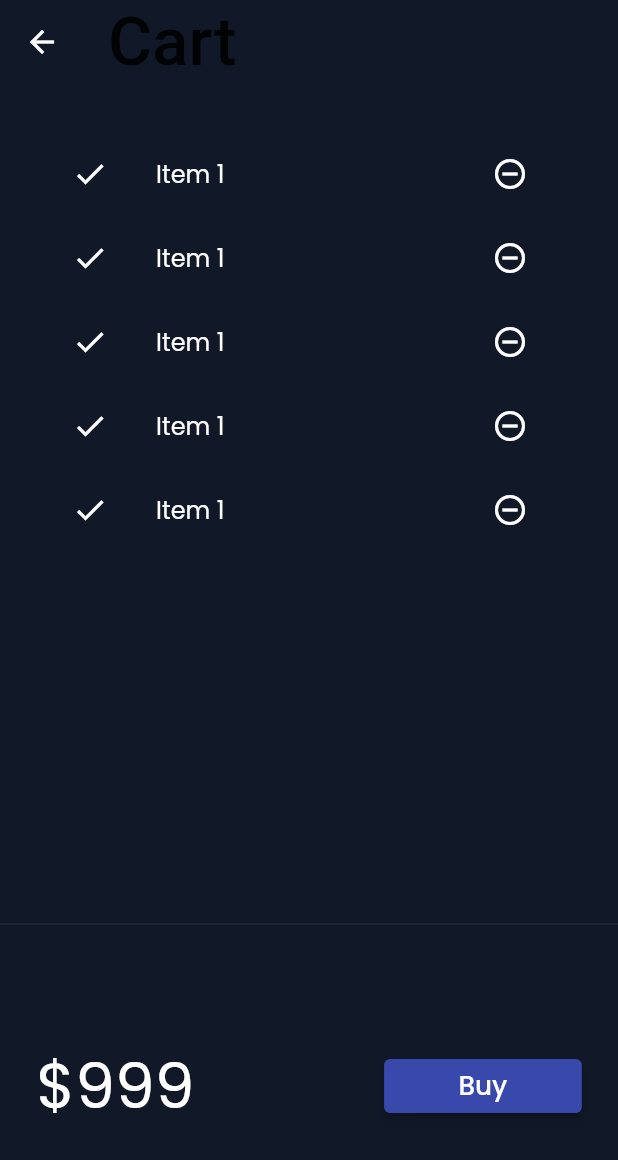
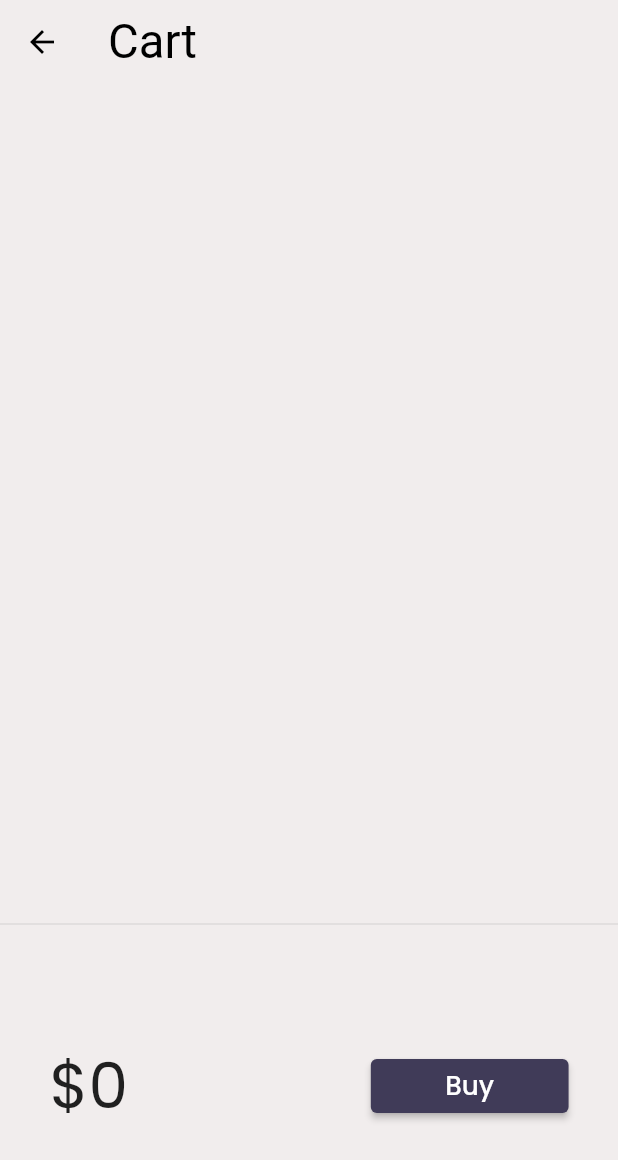
Before and after one commit to artichaudhary0/learning30DaysOfFlutter, a Flutter app: the screen it shows after launch, after a tap on an icon or button, on a phone screen of 412 x 824 dp. Shown: the top 1160 px of the screen. Run offline on Flutter 3.47's test engine with Material 2 defaults, Android fonts, the phone set to English and light mode, and no system bars; our stand-ins replace google_fonts, velocity_x; network calls fail.

Commit message:
day 23 completed

```diff
--- a/lib/models/cart.dart
+++ b/lib/models/cart.dart
@@ -1,25 +1,31 @@
 import 'package:catalog/models/catalog.dart';
 
 class CartModel {
+  // singleton class
+  static final cartModel = CartModel._internal();
+
+  CartModel._internal();
+
+  factory CartModel() => cartModel;
+
   //catalog field
   late CatalogModels _catalog;
+  final List<int> _itemIds = [];
 
   set catalog(CatalogModels newCatalog) {
     assert(newCatalog != null);
     _catalog = newCatalog;
   } //get catalog
 
-  CatalogModels get catalog =>
-      _catalog; //collection of ids store id of each item
-
-  final List<int> _itemIds = [];
-
-  //get itme in the cart
-
-  Iterable get items => _itemIds.map((id) => _catalog.getItemById(id)).toList();
+  List<Item> get items =>
+      _itemIds.map((id) => _catalog.getItemById(id)).toList();
 
   num get totalPrice =>
       items.fold(0, (total, current) => total + current.price);
+
+  //get itme in the cart
+  CatalogModels get catalog =>
+      _catalog; //collection of ids store id of each item
 
   // add item
   void add(Item item) {
--- a/lib/models/catalog.dart
+++ b/lib/models/catalog.dart
@@ -1,6 +1,14 @@
 import 'package:catalog/pages/main.dart';
 
+import 'cart.dart';
+
 class CatalogModels {
+  // singleton class
+  static final catModel = CatalogModels._internal();
+
+  CatalogModels._internal();
+
+  factory CatalogModels() => catModel;
   static List<Item> items = [];
 
   // get item by id
@@ -8,6 +16,8 @@ class CatalogModels {
       items.firstWhere((element) => element.id == id, orElse: null);
   //get item by position
   Item getItembyPos(int pos) => items[pos];
+
+  void add(CatalogModels catalog) {}
 }
 
 class Item {
--- a/lib/pages/cart_page.dart
+++ b/lib/pages/cart_page.dart
@@ -1,3 +1,4 @@
+import 'package:catalog/models/cart.dart';
 import 'package:flutter/material.dart';
 import 'package:velocity_x/velocity_x.dart';
 
@@ -28,12 +29,13 @@ class _CartHolder extends StatelessWidget {
 
   @override
   Widget build(BuildContext context) {
+    final _cart = CartModel();
     return SizedBox(
       height: 200,
       child: Row(
         mainAxisAlignment: MainAxisAlignment.spaceAround,
         children: [
-          "\$999".text.xl5.make(),
+          "\$${_cart.totalPrice}".text.xl5.make(),
           30.widthBox,
           ElevatedButton(
             onPressed: () {
@@ -65,15 +67,16 @@ class _CartList extends StatefulWidget {
 class _CartListState extends State<_CartList> {
   @override
   Widget build(BuildContext context) {
+    final _cart = CartModel();
     return ListView.builder(
-        itemCount: 5,
+        itemCount: _cart.items?.length,
         itemBuilder: (context, index) => ListTile(
               leading: Icon(Icons.done),
               trailing: IconButton(
                 icon: Icon(Icons.remove_circle_outline),
                 onPressed: () {},
               ),
-              title: "Item 1".text.make(),
+              title: _cart.items[index].name.text.make(),
             ));
   }
 }
--- a/lib/pages/main.dart
+++ b/lib/pages/main.dart
@@ -17,7 +17,7 @@ class MyApp extends StatelessWidget {
     return MaterialApp(
       debugShowMaterialGrid: false,
       debugShowCheckedModeBanner: false,
-      themeMode: ThemeMode.dark,
+      themeMode: ThemeMode.light,
       theme: MyTheme.lightTheme(context),
       darkTheme: MyTheme.darkTheme(context),
       highContrastTheme: MyTheme.girlishPink(context),
--- a/lib/pages/widgets/home_widgets/catalogItems.dart
+++ b/lib/pages/widgets/home_widgets/catalogItems.dart
@@ -1,3 +1,4 @@
+import 'package:catalog/models/cart.dart';
 import 'package:catalog/pages/utilities/routes.dart';
 import 'package:flutter/cupertino.dart';
 import 'package:flutter/material.dart';
@@ -35,17 +36,7 @@ class CatalogItems extends StatelessWidget {
                   buttonPadding: EdgeInsets.zero,
                   children: [
                     "\$${catalog.price}".text.bold.xl.make(),
-                    ElevatedButton(
-                      onPressed: () {
-                        Navigator.pushNamed(context, MyRoutes.homeDetailRoute);
-                      },
-                      style: ButtonStyle(
-                        backgroundColor: MaterialStateProperty.all(
-                            context.theme.buttonColor),
-                        shape: MaterialStateProperty.all(StadiumBorder()),
-                      ),
-                      child: "Add to cart".text.make(),
-                    ),
+                    _AddToCart(catalog: catalog),
                   ],
                 ).pOnly(right: 12.0),
               ],
@@ -56,3 +47,38 @@ class CatalogItems extends StatelessWidget {
     ).color(context.cardColor).roundedLg.square(150).make().py16();
   }
 }
+
+class _AddToCart extends StatefulWidget {
+  final Item catalog;
+  const _AddToCart({
+    Key? key,
+    required this.catalog,
+  }) : super(key: key);
+
+  @override
+  State<_AddToCart> createState() => _AddToCartState();
+}
+
+class _AddToCartState extends State<_AddToCart> {
+  bool isAdd = false;
+
+  @override
+  Widget build(BuildContext context) {
+    return ElevatedButton(
+      onPressed: () {
+        isAdd = isAdd.toggle();
+
+        final _catalog = CatalogModels();
+        final _cart = CartModel();
+        _cart.catalog = _catalog;
+        _cart.add(widget.catalog);
+        setState(() {});
+      },
+      style: ButtonStyle(
+        backgroundColor: MaterialStateProperty.all(context.theme.buttonColor),
+        shape: MaterialStateProperty.all(StadiumBorder()),
+      ),
+      child: isAdd ? Icon(Icons.done) : "Add to cart".text.make(),
+    );
+  }
+}
```
Also changed, not shown: lib/pages/login_page.dart (+9 -3 lines).
